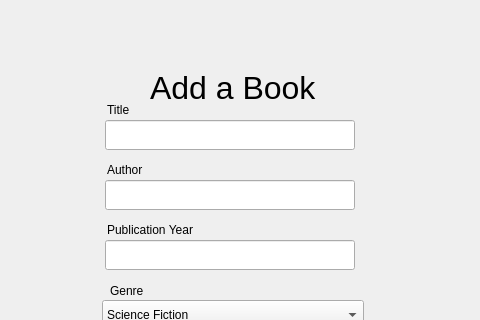
First picture: the form in ui/ui_files/add_book.ui, repository matteocresenzi/LibraryMgmtSystem, before the edit; both pictures show x 170 to 650 and y 0 to 320 of the 800 by 560 pixel window.
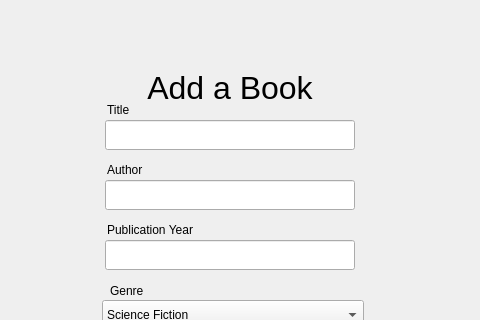
Second picture: the form after the edit.

```diff
--- a/ui/ui_files/add_book.ui
+++ b/ui/ui_files/add_book.ui
@@ -16,7 +16,7 @@
   <widget class="QLabel" name="label_8">
    <property name="geometry">
     <rect>
-     <x>320</x>
+     <x>300</x>
      <y>70</y>
      <width>200</width>
      <height>35</height>
@@ -39,6 +39,9 @@
    <property name="scaledContents">
     <bool>false</bool>
    </property>
+   <property name="alignment">
+    <set>Qt::AlignCenter</set>
+   </property>
   </widget>
   <widget class="QLabel" name="label">
    <property name="geometry">
```
